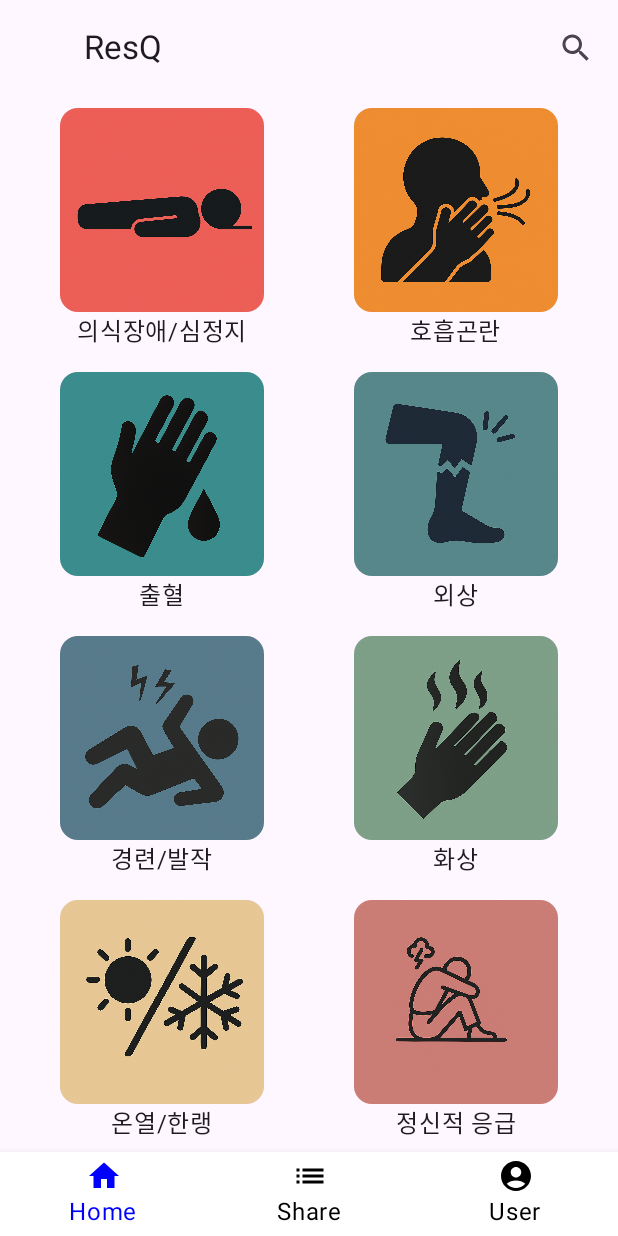
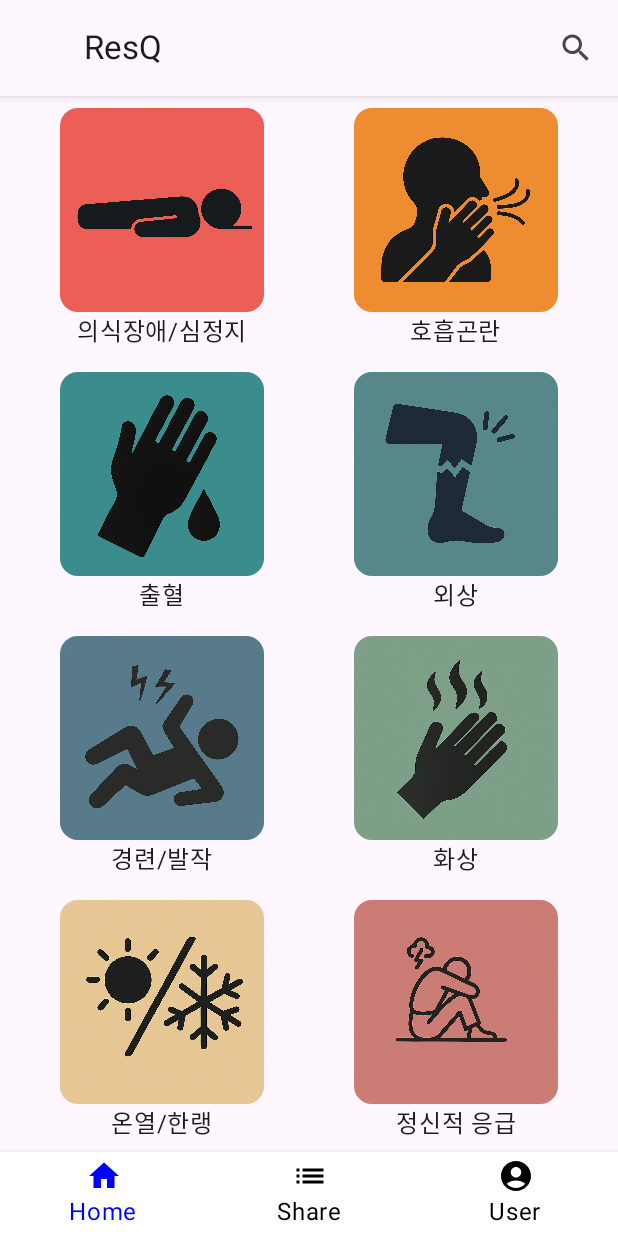
Before and after one commit to GDG-on-Campus-KHU/SDGP_team5_FE, an Android app built with Jetpack Compose: the screen it shows after launch (MainActivity), on a phone screen of 412 x 824 dp. Run offline under Robolectric (Android 15) with nearby library versions, the phone set to English and light mode, and no system bars.

Commit message:
Add TopBar shadow

```diff
--- a/app/src/main/java/com/example/resq/presentaion/component/TopBar.kt
+++ b/app/src/main/java/com/example/resq/presentaion/component/TopBar.kt
@@ -10,8 +10,11 @@ import androidx.compose.material3.IconButtonDefaults
 import androidx.compose.material3.Text
 import androidx.compose.material3.TopAppBar
 import androidx.compose.runtime.Composable
+import androidx.compose.ui.Modifier
+import androidx.compose.ui.draw.shadow
 import androidx.compose.ui.graphics.Color
 import androidx.compose.ui.tooling.preview.Preview
+import androidx.compose.ui.unit.dp
 import androidx.navigation.NavHostController
 import androidx.navigation.compose.currentBackStackEntryAsState
 import androidx.navigation.compose.rememberNavController
@@ -35,7 +38,10 @@ fun TopBar(navController: NavHostController) {
                 ),
                 enabled = isButton
             ) {
-                Icon(Icons.AutoMirrored.Filled.ArrowBack, contentDescription = "ArrowBack")
+                Icon(
+                    imageVector = Icons.AutoMirrored.Filled.ArrowBack,
+                    contentDescription = "ArrowBack"
+                )
             }
         },
         title = {
@@ -43,9 +49,13 @@ fun TopBar(navController: NavHostController) {
         },
         actions = {
             IconButton(onClick = { /* Search Action */ }) {
-                Icon(imageVector = Icons.Default.Search, contentDescription = "Search")
+                Icon(
+                    imageVector = Icons.Default.Search,
+                    contentDescription = "Search"
+                )
             }
         },
+        modifier = Modifier.shadow(4.dp)
     )
 }
 
```
